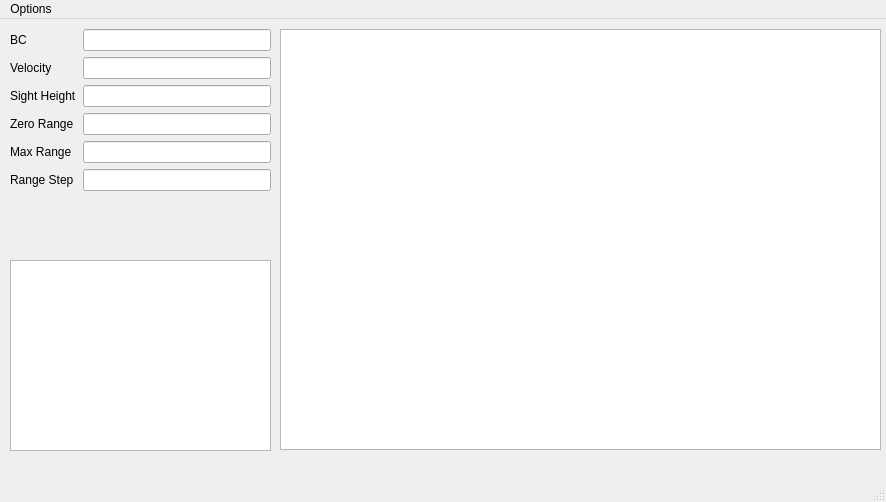
jw3/traj, file trajgui/TrajFrame.ui: the form before one commit.
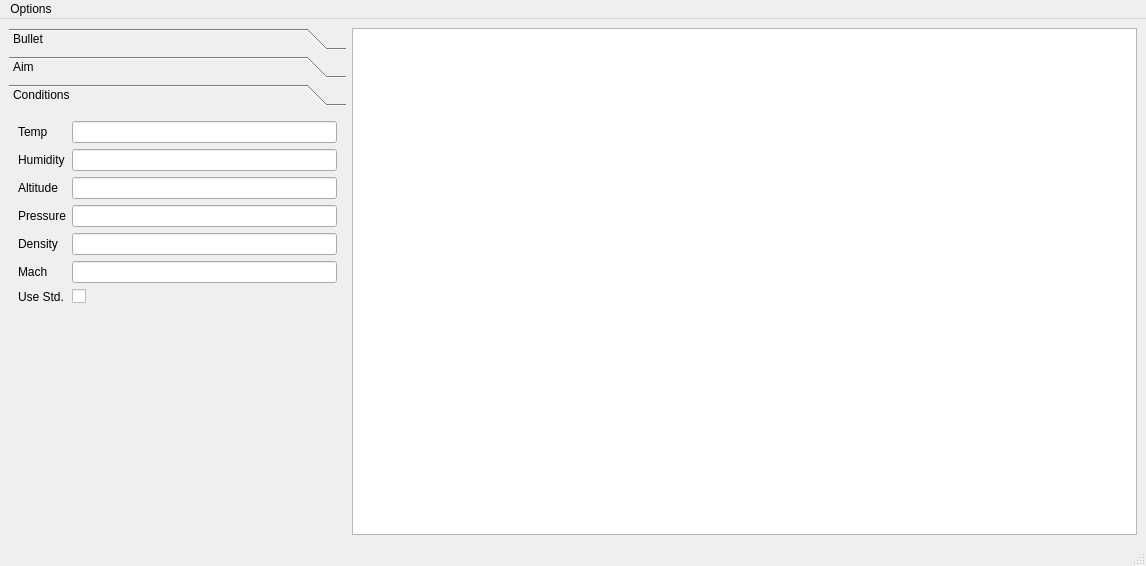
The form after the commit. Custom widgets are drawn as their Qt base class.

```diff
--- a/trajgui/TrajFrame.ui
+++ b/trajgui/TrajFrame.ui
@@ -9,37 +9,41 @@
    <rect>
     <x>0</x>
     <y>0</y>
-    <width>886</width>
-    <height>502</height>
+    <width>1146</width>
+    <height>566</height>
    </rect>
   </property>
   <property name="windowTitle">
    <string>MainWindow</string>
   </property>
   <widget class="QWidget" name="centralwidget">
-   <widget class="TrajTableView" name="tableView">
-    <property name="geometry">
-     <rect>
-      <x>280</x>
-      <y>10</y>
-      <width>601</width>
-      <height>421</height>
-     </rect>
-    </property>
-   </widget>
-   <widget class="QWidget" name="formLayoutWidget">
+   <property name="enabled">
+    <bool>true</bool>
+   </property>
+   <property name="autoFillBackground">
+    <bool>false</bool>
+   </property>
+   <layout class="QGridLayout" name="gridLayout_4" columnstretch="3,7">
+    <item row="0" column="0">
+     <widget class="QToolBox" name="toolBox">
+      <property name="currentIndex">
+       <number>2</number>
+      </property>
+      <widget class="QWidget" name="page">
     <property name="geometry">
      <rect>
-      <x>10</x>
-      <y>10</y>
-      <width>261</width>
-      <height>218</height>
-     </rect>
-    </property>
-    <layout class="QFormLayout" name="formLayout">
-     <property name="fieldGrowthPolicy">
-      <enum>QFormLayout::AllNonFixedFieldsGrow</enum>
-     </property>
+         <x>0</x>
+         <y>0</y>
+         <width>337</width>
+         <height>376</height>
+        </rect>
+       </property>
+       <attribute name="label">
+        <string>Bullet</string>
+       </attribute>
+       <layout class="QGridLayout" name="gridLayout">
+        <item row="0" column="0">
+         <layout class="QFormLayout" name="formLayout_2">
      <item row="0" column="0">
       <widget class="QLabel" name="bcLabel">
        <property name="text">
@@ -47,78 +51,228 @@
        </property>
       </widget>
      </item>
-     <item row="1" column="0">
+          <item row="2" column="0">
+           <widget class="QLabel" name="label">
+            <property name="text">
+             <string>Weight</string>
+            </property>
+           </widget>
+          </item>
+          <item row="3" column="0">
       <widget class="QLabel" name="velLabel">
        <property name="text">
         <string>Velocity</string>
        </property>
       </widget>
      </item>
-     <item row="2" column="0">
+          <item row="4" column="0">
+           <widget class="QLabel" name="label_2">
+            <property name="text">
+             <string>Chrono</string>
+            </property>
+           </widget>
+          </item>
+          <item row="1" column="0">
+           <widget class="QLabel" name="label_3">
+            <property name="text">
+             <string>&lt;!DOCTYPE HTML PUBLIC &quot;-//W3C//DTD HTML 4.0//EN&quot; &quot;http://www.w3.org/TR/REC-html40/strict.dtd&quot;&gt;
+&lt;html&gt;&lt;head&gt;&lt;meta name=&quot;qrichtext&quot; content=&quot;1&quot; /&gt;&lt;style type=&quot;text/css&quot;&gt;
+p, li { white-space: pre-wrap; }
+&lt;/style&gt;&lt;/head&gt;&lt;body style=&quot; font-family:'Ubuntu'; font-size:10pt; font-weight:200; font-style:normal;&quot;&gt;
+&lt;p style=&quot; margin-top:0px; margin-bottom:0px; margin-left:0px; margin-right:0px; -qt-block-indent:0; text-indent:0px;&quot;&gt;Drag &lt;span style=&quot; font-style:italic;&quot;&gt;f(x)&lt;/span&gt;&lt;/p&gt;&lt;/body&gt;&lt;/html&gt;</string>
+            </property>
+           </widget>
+          </item>
+          <item row="0" column="1">
+           <widget class="QLineEdit" name="bcField"/>
+          </item>
+          <item row="3" column="1">
+           <widget class="QLineEdit" name="velocityField"/>
+          </item>
+          <item row="1" column="1">
+           <widget class="QLineEdit" name="lineEdit"/>
+          </item>
+          <item row="2" column="1">
+           <widget class="QLineEdit" name="lineEdit_2"/>
+          </item>
+          <item row="4" column="1">
+           <widget class="QLineEdit" name="lineEdit_3"/>
+          </item>
+         </layout>
+        </item>
+       </layout>
+      </widget>
+      <widget class="QWidget" name="page_2">
+       <property name="geometry">
+        <rect>
+         <x>0</x>
+         <y>0</y>
+         <width>337</width>
+         <height>376</height>
+        </rect>
+       </property>
+       <attribute name="label">
+        <string>Aim</string>
+       </attribute>
+       <layout class="QGridLayout" name="gridLayout_2">
+        <item row="0" column="0">
+         <layout class="QFormLayout" name="formLayout">
+          <item row="3" column="0">
       <widget class="QLabel" name="sightHeightLabel">
        <property name="text">
         <string>Sight Height</string>
        </property>
       </widget>
      </item>
-     <item row="3" column="0">
+          <item row="4" column="0">
+           <widget class="QLabel" name="label_4">
+            <property name="text">
+             <string>Target Angle</string>
+            </property>
+           </widget>
+          </item>
+          <item row="0" column="0">
       <widget class="QLabel" name="zeroLabel">
        <property name="text">
         <string>Zero Range</string>
        </property>
       </widget>
      </item>
-     <item row="5" column="0">
-      <widget class="QLabel" name="stepLabel">
-       <property name="text">
-        <string>Range Step</string>
-       </property>
-      </widget>
-     </item>
-     <item row="4" column="0">
+          <item row="1" column="0">
       <widget class="QLabel" name="maxRangeLabel">
        <property name="text">
         <string>Max Range</string>
        </property>
       </widget>
      </item>
-     <item row="0" column="1">
-      <widget class="QLineEdit" name="bcField"/>
-     </item>
-     <item row="1" column="1">
-      <widget class="QLineEdit" name="velocityField"/>
-     </item>
-     <item row="2" column="1">
+          <item row="2" column="0">
+           <widget class="QLabel" name="stepLabel">
+            <property name="text">
+             <string>Range Step</string>
+            </property>
+           </widget>
+          </item>
+          <item row="3" column="1">
       <widget class="QLineEdit" name="sightHeightField"/>
      </item>
-     <item row="3" column="1">
+          <item row="0" column="1">
       <widget class="QLineEdit" name="zeroRangeField"/>
      </item>
-     <item row="4" column="1">
+          <item row="1" column="1">
       <widget class="QLineEdit" name="maxRangeField"/>
      </item>
-     <item row="5" column="1">
+          <item row="2" column="1">
       <widget class="QLineEdit" name="rangeStepField"/>
      </item>
-    </layout>
-   </widget>
-   <widget class="QListView" name="listView">
-    <property name="geometry">
-     <rect>
-      <x>10</x>
-      <y>241</y>
-      <width>261</width>
-      <height>191</height>
-     </rect>
-    </property>
-   </widget>
+          <item row="4" column="1">
+           <widget class="QLineEdit" name="lineEdit_4"/>
+          </item>
+         </layout>
+        </item>
+       </layout>
+      </widget>
+      <widget class="QWidget" name="page_3">
+       <attribute name="label">
+        <string>Conditions</string>
+       </attribute>
+       <layout class="QGridLayout" name="gridLayout_3">
+        <item row="0" column="0">
+         <layout class="QFormLayout" name="formLayout_3">
+          <item row="0" column="0">
+           <widget class="QLabel" name="label_5">
+            <property name="text">
+             <string>Temp</string>
+            </property>
+           </widget>
+          </item>
+          <item row="1" column="0">
+           <widget class="QLabel" name="label_6">
+            <property name="text">
+             <string>Humidity</string>
+            </property>
+           </widget>
+          </item>
+          <item row="2" column="0">
+           <widget class="QLabel" name="label_7">
+            <property name="text">
+             <string>Altitude</string>
+            </property>
+           </widget>
+          </item>
+          <item row="3" column="0">
+           <widget class="QLabel" name="label_8">
+            <property name="text">
+             <string>Pressure</string>
+            </property>
+           </widget>
+          </item>
+          <item row="4" column="0">
+           <widget class="QLabel" name="label_9">
+            <property name="text">
+             <string>Density</string>
+            </property>
+           </widget>
+          </item>
+          <item row="5" column="0">
+           <widget class="QLabel" name="label_10">
+            <property name="text">
+             <string>Mach</string>
+            </property>
+           </widget>
+          </item>
+          <item row="6" column="0">
+           <widget class="QLabel" name="label_11">
+            <property name="text">
+             <string>Use Std.</string>
+            </property>
+           </widget>
+          </item>
+          <item row="0" column="1">
+           <widget class="QLineEdit" name="lineEdit_5"/>
+          </item>
+          <item row="1" column="1">
+           <widget class="QLineEdit" name="lineEdit_6"/>
+          </item>
+          <item row="2" column="1">
+           <widget class="QLineEdit" name="lineEdit_7"/>
+          </item>
+          <item row="3" column="1">
+           <widget class="QLineEdit" name="lineEdit_8"/>
+          </item>
+          <item row="4" column="1">
+           <widget class="QLineEdit" name="lineEdit_9"/>
+          </item>
+          <item row="5" column="1">
+           <widget class="QLineEdit" name="lineEdit_10"/>
+          </item>
+          <item row="6" column="1">
+           <widget class="QCheckBox" name="checkBox">
+            <property name="text">
+             <string/>
+            </property>
+           </widget>
+          </item>
+         </layout>
+        </item>
+       </layout>
+      </widget>
+     </widget>
+    </item>
+    <item row="0" column="1">
+     <widget class="TrajTableView" name="tableView">
+      <attribute name="verticalHeaderVisible">
+       <bool>false</bool>
+      </attribute>
+     </widget>
+    </item>
+   </layout>
   </widget>
   <widget class="QMenuBar" name="menubar">
    <property name="geometry">
     <rect>
      <x>0</x>
      <y>0</y>
-     <width>886</width>
+     <width>1146</width>
      <height>33</height>
     </rect>
    </property>
```
Lines whose indentation alone changed are shown as unchanged.
